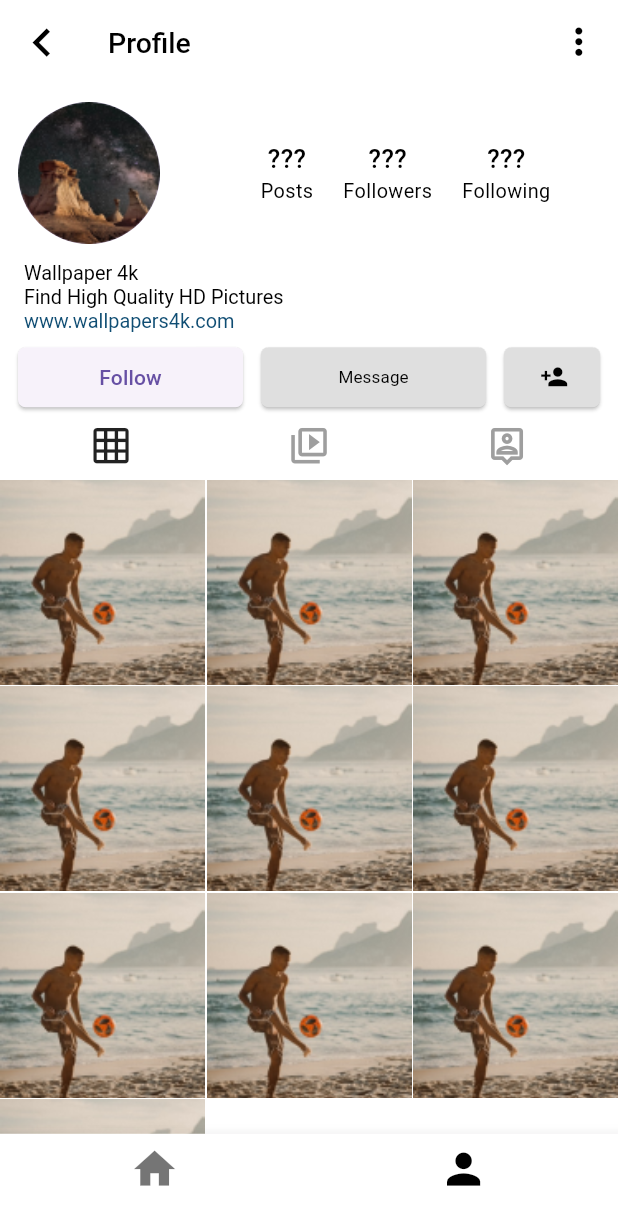
After one commit to HatemReda7/instagram_UI, a Flutter app: the screen it shows after launch, swiped to page 2, on a phone screen of 412 x 824 dp. The commit adds this screen. Shown: the top 1225 px of the screen. Run offline on Flutter 3.47's test engine with Material 3 defaults, Android fonts, the phone set to English and light mode, and no system bars; our stand-ins replace flutter_screenutil, google_fonts.

Commit message:
finished profile tab

```diff
--- a/lib/core/utils/app_images.dart
+++ b/lib/core/utils/app_images.dart
@@ -8,3 +8,5 @@ String share="assets/share.png";
 String like="assets/Vector.png";
 String marvelPP="assets/Ellipse 3.png";
 String postImage="assets/Rectangle 1.png";
+String pP2="assets/PP2.png";
+String beach="assets/beach.png";
--- /dev/null
+++ b/lib/features/home_layout/presentation/pages/bottom_bar.dart
@@ -0,0 +1,75 @@
+import 'package:flutter/material.dart';
+import 'package:flutter_screenutil/flutter_screenutil.dart';
+
+import '../../../home_screen/presentation/pages/page.dart';
+import '../../../profile/presentation/pages/profile.dart';
+
+class BottomBar extends StatefulWidget {
+  static const String routeName="/";
+  BottomBar({super.key});
+
+  @override
+  State<BottomBar> createState() => _BottomBarState();
+}
+
+class _BottomBarState extends State<BottomBar> {
+  final List<Widget> _pages = [
+    const HomeScreen(),
+    Profile(),
+  ];
+
+  int _currentIndex = 0;
+
+  late PageController _pageController;
+
+  @override
+  void initState() {
+    super.initState();
+    _pageController = PageController(
+      initialPage: _currentIndex,
+    );
+  }
+
+  @override
+  Widget build(BuildContext context) {
+    return Scaffold(
+        body: PageView(
+          controller: _pageController,
+          children: _pages,
+          onPageChanged: (index) {
+            _currentIndex = index;
+            setState(() {});
+          },
+        ),
+        bottomNavigationBar: BottomNavigationBar(
+          iconSize: 35.r,
+          selectedItemColor: Colors.black,
+          backgroundColor: Colors.white,
+          currentIndex: _currentIndex,
+          onTap: (index) {
+            setState(() {
+              _currentIndex = index;
+            });
+            _pageController.jumpToPage(index);
+          },
+          items: [
+            BottomNavigationBarItem(
+              icon: Icon(Icons.home),
+              label: ""
+            ),
+            BottomNavigationBarItem(
+              icon: Icon(Icons.person),
+              label: ""
+            ),
+          ],
+        ),
+    );
+  }
+
+
+  @override
+  void dispose() {
+    _pageController.dispose();
+    super.dispose();
+  }
+}
--- /dev/null
+++ b/lib/features/profile/presentation/pages/profile.dart
@@ -0,0 +1,209 @@
+import 'package:flutter/material.dart';
+import 'package:flutter_screenutil/flutter_screenutil.dart';
+import 'package:google_fonts/google_fonts.dart';
+import 'package:instagram/core/utils/app_images.dart';
+
+class Profile extends StatelessWidget {
+  static const String routeName = "profile";
+
+  const Profile({super.key});
+
+  @override
+  Widget build(BuildContext context) {
+    return Scaffold(
+      backgroundColor: Colors.white,
+      appBar: AppBar(
+        leading: Icon(Icons.chevron_left, color: Colors.black, size: 40.r),
+        title: Text(
+          "Profile",
+          style: GoogleFonts.roboto(
+              color: Colors.black, fontSize: 20.r, fontWeight: FontWeight.w500),
+        ),
+        backgroundColor: Colors.transparent,
+        elevation: 0,
+        actions: [
+          Padding(
+            padding: const EdgeInsets.all(12.0),
+            child: Icon(
+              Icons.more_vert,
+              color: Colors.black,
+              size: 30.r,
+            ),
+          ),
+        ],
+      ),
+      body: Column(
+        crossAxisAlignment: CrossAxisAlignment.stretch,
+        children: [
+          Row(
+            children: [
+              Padding(
+                padding: const EdgeInsets.all(12.0),
+                child: CircleAvatar(
+                  radius: 50.r,
+                  backgroundImage: AssetImage(pP2),
+                ),
+              ),
+              SizedBox(
+                width: 55.w,
+              ),
+              Column(
+                children: [
+                  Text(
+                    "???",
+                    style: GoogleFonts.roboto(
+                        color: Colors.black,
+                        fontSize: 18.r,
+                        fontWeight: FontWeight.w500),
+                  ),
+                  Text(
+                    "Posts",
+                    style: GoogleFonts.roboto(
+                        color: Colors.black,
+                        fontSize: 14.r,
+                        fontWeight: FontWeight.w400),
+                  ),
+                ],
+              ),
+              SizedBox(
+                width: 20.w,
+              ),
+              Column(
+                children: [
+                  Text(
+                    "???",
+                    style: GoogleFonts.roboto(
+                        color: Colors.black,
+                        fontSize: 18.r,
+                        fontWeight: FontWeight.w500),
+                  ),
+                  Text(
+                    "Followers",
+                    style: GoogleFonts.roboto(
+                        color: Colors.black,
+                        fontSize: 14.r,
+                        fontWeight: FontWeight.w400),
+                  ),
+                ],
+              ),
+              SizedBox(
+                width: 20.w,
+              ),
+              Column(
+                children: [
+                  Text(
+                    "???",
+                    style: GoogleFonts.roboto(
+                        color: Colors.black,
+                        fontSize: 18.r,
+                        fontWeight: FontWeight.w500),
+                  ),
+                  Text(
+                    "Following",
+                    style: GoogleFonts.roboto(
+                        color: Colors.black,
+                        fontSize: 14.r,
+                        fontWeight: FontWeight.w400),
+                  ),
+                ],
+              ),
+            ],
+          ),
+          Padding(
+            padding: EdgeInsets.symmetric(horizontal: 16.w),
+            child: RichText(
+                text: TextSpan(children: [
+              TextSpan(
+                  text: "Wallpaper 4k \nFind High Quality HD Pictures\n",
+                  style: GoogleFonts.roboto(
+                      color: Colors.black,
+                      fontSize: 14.r,
+                      fontWeight: FontWeight.w400)),
+              TextSpan(
+                  text: "www.wallpapers4k.com",
+                  style: GoogleFonts.roboto(
+                      color: Color(0xff0F4D73),
+                      fontSize: 14.r,
+                      fontWeight: FontWeight.w400)),
+            ])),
+          ),
+          SizedBox(
+            height: 5.h,
+          ),
+          Row(
+            mainAxisAlignment: MainAxisAlignment.spaceEvenly,
+            children: [
+              ElevatedButton(
+                onPressed: () {},
+                child: Text("Follow"),
+                style: ButtonStyle(
+                    fixedSize: MaterialStatePropertyAll(Size(150.w, 25.h)),
+                    shape: MaterialStatePropertyAll(RoundedRectangleBorder(
+                        borderRadius: BorderRadius.circular(5)))),
+              ),
+              ElevatedButton(
+                onPressed: () {},
+                child: Text(
+                  "Message",
+                  style: GoogleFonts.roboto(
+                      color: Colors.black,
+                      fontSize: 12.r,
+                      fontWeight: FontWeight.w400),
+                ),
+                style: ButtonStyle(
+                    backgroundColor:
+                        MaterialStatePropertyAll(Color(0xffDFDFDF)),
+                    fixedSize: MaterialStatePropertyAll(Size(150.w, 25.h)),
+                    shape: MaterialStatePropertyAll(RoundedRectangleBorder(
+                        borderRadius: BorderRadius.circular(5)))),
+              ),
+              ElevatedButton(
+                onPressed: () {},
+                child: Icon(
+                  Icons.person_add,
+                  color: Colors.black,
+                  size: 20.r,
+                ),
+                style: ButtonStyle(
+                    backgroundColor:
+                        MaterialStatePropertyAll(Color(0xffDFDFDF)),
+                    fixedSize: MaterialStatePropertyAll(Size(10.w, 10.h)),
+                    shape: MaterialStatePropertyAll(RoundedRectangleBorder(
+                        borderRadius: BorderRadius.circular(5)))),
+              ),
+            ],
+          ),
+          Padding(
+            padding: const EdgeInsets.all(8.0),
+            child: Row(
+              mainAxisAlignment: MainAxisAlignment.spaceAround,
+              children: [
+                Icon(Icons.grid_on,size: 30.r,),
+                Icon(Icons.video_collection_outlined,size: 30.r,color: Colors.grey,),
+                Icon(Icons.person_pin_outlined,size: 30.r,color: Colors.grey,),
+              ],
+            ),
+          ),
+          Expanded(
+            child: GridView(
+              gridDelegate: SliverGridDelegateWithFixedCrossAxisCount(
+                  crossAxisCount: 3, crossAxisSpacing: 1, mainAxisSpacing: 1),
+              children: [
+                Image.asset(beach, fit: BoxFit.cover),
+                Image.asset(beach, fit: BoxFit.cover),
+                Image.asset(beach, fit: BoxFit.cover),
+                Image.asset(beach, fit: BoxFit.cover),
+                Image.asset(beach, fit: BoxFit.cover),
+                Image.asset(beach, fit: BoxFit.cover),
+                Image.asset(beach, fit: BoxFit.cover),
+                Image.asset(beach, fit: BoxFit.cover),
+                Image.asset(beach, fit: BoxFit.cover),
+                Image.asset(beach, fit: BoxFit.cover),
+              ],
+            ),
+          )
+        ],
+      ),
+    );
+  }
+}
--- a/lib/main.dart
+++ b/lib/main.dart
@@ -1,6 +1,8 @@
 import 'package:flutter/material.dart';
 import 'package:flutter_screenutil/flutter_screenutil.dart';
 import 'package:instagram/features/home_screen/presentation/pages/page.dart';
+
+import 'features/home_layout/presentation/pages/bottom_bar.dart';
 
 void main() {
   runApp(const MyApp());
@@ -17,10 +19,12 @@ class MyApp extends StatelessWidget {
         splitScreenMode: true,
         child: MaterialApp(
           debugShowCheckedModeBanner: false,
-          initialRoute: HomeScreen.routeName,
+          initialRoute: BottomBar.routeName,
           routes: {
+            BottomBar.routeName: (context) => BottomBar(),
             HomeScreen.routeName: (context) => const HomeScreen(),
           },
-        ));
+        )
+    );
   }
 }
```
Also changed, not shown: assets/2.0x/PP2@2x.png (added), assets/2.0x/beach@2x.png (added), assets/3.0x/PP2@3x.png (added), assets/3.0x/beach@3x.png (added), assets/PP2.png (added), assets/beach.png (added).
